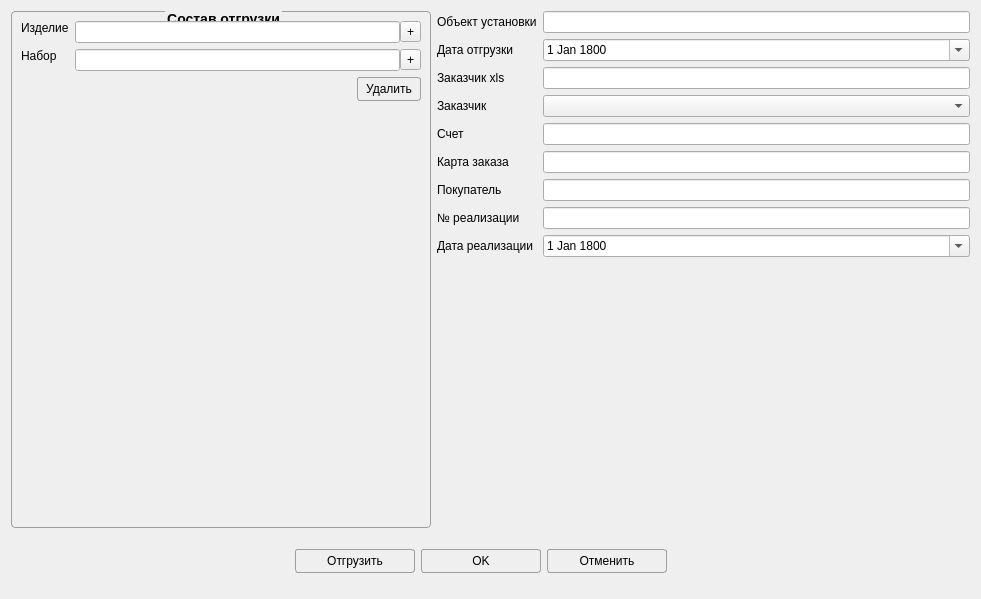
The window that Remont/shipwindow.ui (AlexeyScherbakov2021/Remont2) describes before a commit, drawn with Qt 5.
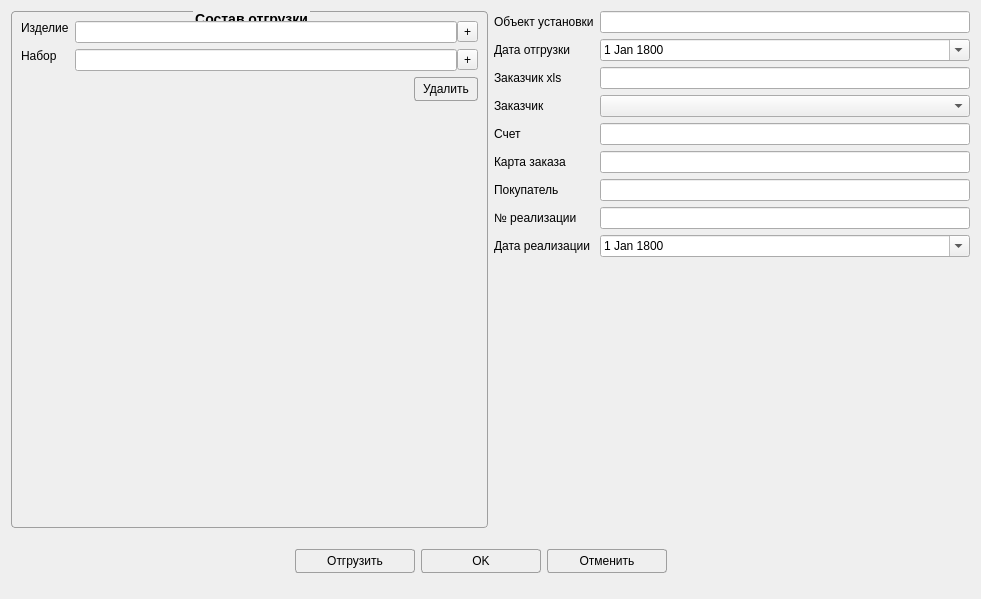
The same window after the commit. Icons and pictures are not drawn. Custom widgets are drawn as their Qt base class.

What changed in the file:
```diff
--- a/Remont/shipwindow.ui
+++ b/Remont/shipwindow.ui
@@ -53,7 +53,7 @@
   </property>
   <layout class="QVBoxLayout" name="verticalLayout_2" stretch="0,0">
    <item>
-    <layout class="QHBoxLayout" name="horizontalLayout_3" stretch="0,1">
+    <layout class="QHBoxLayout" name="horizontalLayout_3" stretch="0,0">
      <item>
       <widget class="QGroupBox" name="groupBox">
        <property name="title">
@@ -265,7 +265,7 @@
          </property>
          <property name="dateTime">
           <datetime>
-           <hour>3</hour>
+           <hour>9</hour>
            <minute>0</minute>
            <second>0</second>
            <year>1800</year>
@@ -275,7 +275,7 @@
          </property>
          <property name="time">
           <time>
-           <hour>3</hour>
+           <hour>9</hour>
            <minute>0</minute>
            <second>0</second>
           </time>
@@ -289,7 +289,7 @@
          </property>
          <property name="minimumTime">
           <time>
-           <hour>3</hour>
+           <hour>9</hour>
            <minute>0</minute>
            <second>0</second>
           </time>
@@ -343,7 +343,7 @@
          </property>
          <property name="maximumSize">
           <size>
-           <width>500</width>
+           <width>16777215</width>
            <height>16777215</height>
           </size>
          </property>
@@ -413,7 +413,7 @@
        <item row="7" column="1">
         <widget class="QLineEdit" name="leNumUPD">
          <property name="sizePolicy">
-          <sizepolicy hsizetype="Preferred" vsizetype="Fixed">
+          <sizepolicy hsizetype="Expanding" vsizetype="Fixed">
            <horstretch>0</horstretch>
            <verstretch>0</verstretch>
           </sizepolicy>
@@ -443,7 +443,7 @@
          </property>
          <property name="dateTime">
           <datetime>
-           <hour>3</hour>
+           <hour>9</hour>
            <minute>0</minute>
            <second>0</second>
            <year>1800</year>
@@ -453,7 +453,7 @@
          </property>
          <property name="time">
           <time>
-           <hour>3</hour>
+           <hour>9</hour>
            <minute>0</minute>
            <second>0</second>
           </time>
@@ -467,14 +467,14 @@
          </property>
          <property name="maximumTime">
           <time>
-           <hour>7</hour>
+           <hour>15</hour>
            <minute>59</minute>
            <second>59</second>
           </time>
          </property>
          <property name="minimumTime">
           <time>
-           <hour>3</hour>
+           <hour>9</hour>
            <minute>0</minute>
            <second>0</second>
           </time>
```
Left out of the diff: 3 changed lines with no effect on the pictures.
